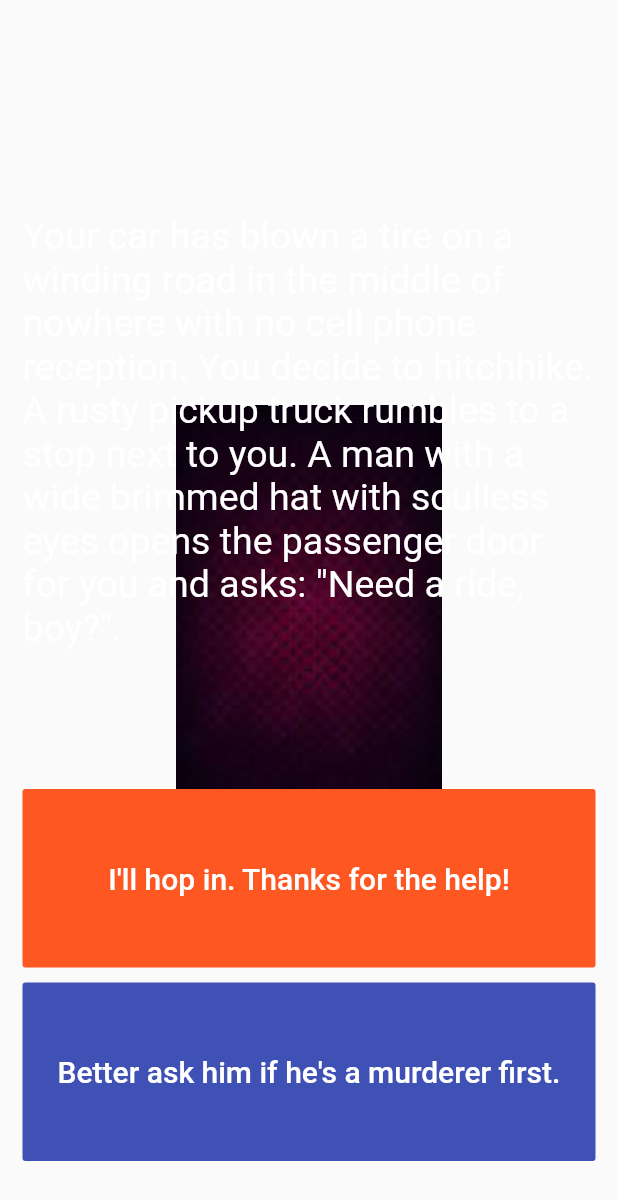
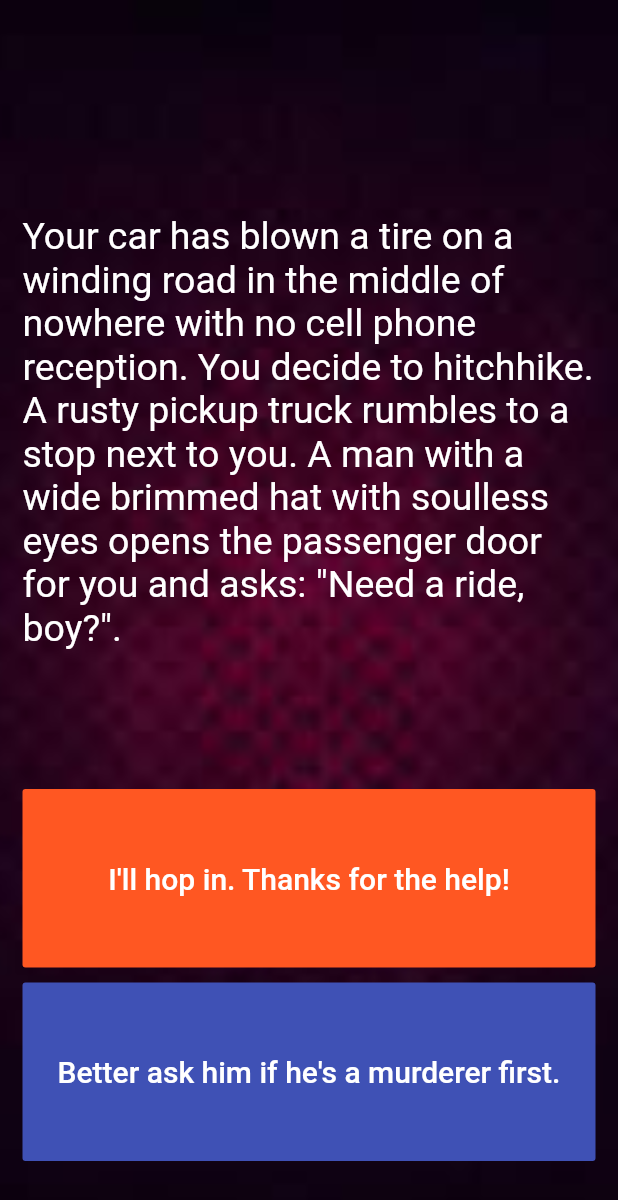
Before and after one commit to Rikanthan/destine, a Flutter app: the screen it shows after launch, on a phone screen of 412 x 824 dp. Shown: the top 1200 px of the screen. Run offline on Flutter 3.47's test engine with Material 2 defaults, Android fonts, the phone set to English and light mode, and no system bars.

Commit message:
set state3

```diff
--- a/lib/main.dart
+++ b/lib/main.dart
@@ -22,7 +22,7 @@ class _MyAppState extends State<MyApp> {
           decoration: BoxDecoration(
             image: DecorationImage(
               image: AssetImage('images/pbc.jpg'),
-              //fit:BoxFit.cover,
+              fit:BoxFit.cover,
             ),
           ),
 
```
